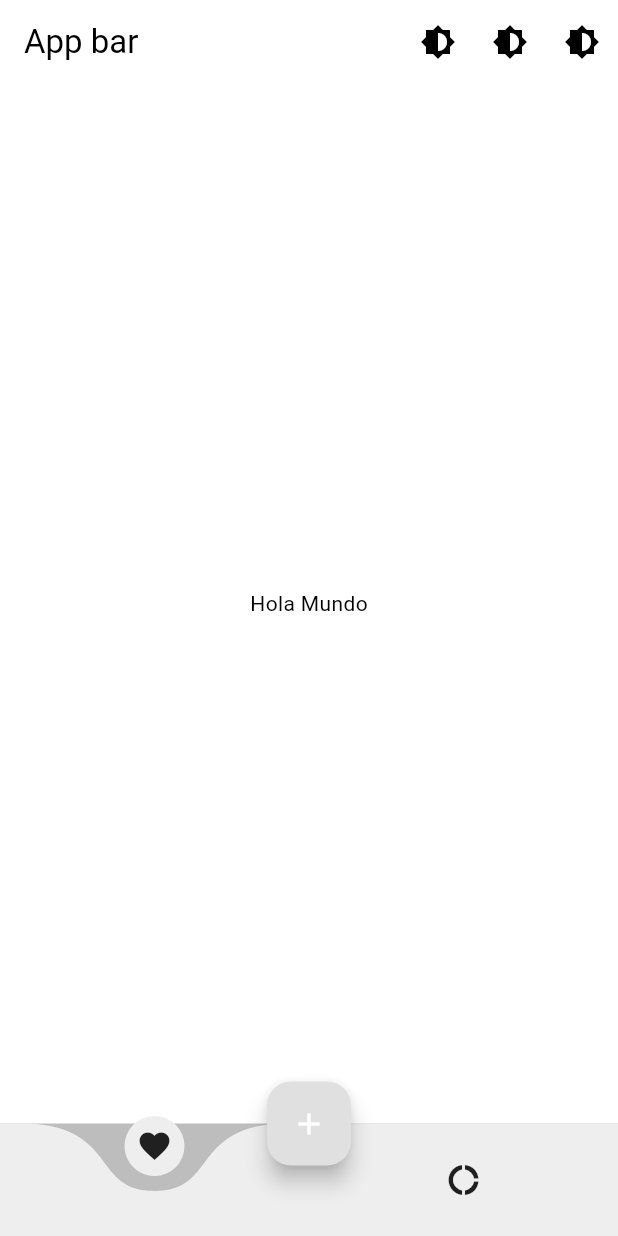
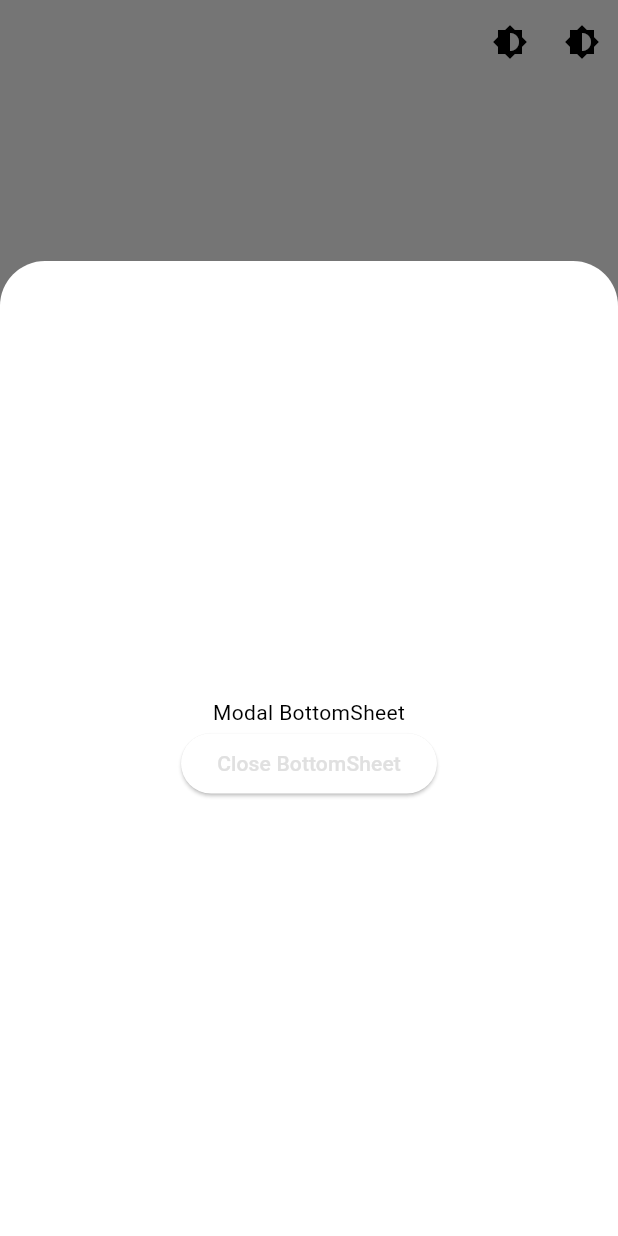
Before and after one commit to santoescu/GestorGastos, a Flutter app: the screen it shows after launch, after a tap on the "add" icon, on a phone screen of 412 x 824 dp. Run offline on Flutter 3.47's test engine with Material 3 defaults, Android fonts, the light colour scheme and no system bars; drawn by our look-alikes of curved_navigation_bar, flutter_slidable.

Commit message:
add appbar, add sliderlist

```diff
--- a/lib/main.dart
+++ b/lib/main.dart
@@ -1,6 +1,8 @@
+import 'package:curved_navigation_bar/curved_navigation_bar.dart';
 import 'package:flutter/material.dart';
+import 'package:gestorgastos/pages/reports.dart';
+import 'package:gestorgastos/pages/transactions.dart';
 import 'package:provider/provider.dart';
-import 'package:gestorgastos/pages/home.dart';
 import 'package:gestorgastos/theme/theme_provider.dart';
 
 void main() => runApp(
@@ -17,8 +19,85 @@
   Widget build(BuildContext context) {
     return MaterialApp(
       debugShowCheckedModeBanner: false,
-      home: HomePage(),
+      home: const MyHomePage(title: 'Flutter Demo Home Page'),
       theme: Provider.of<ThemeProvider>(context).themeData,
     );
   }
 }
+
+class MyHomePage extends StatefulWidget {
+  const MyHomePage({super.key, required this.title});
+
+  final String title;
+
+  @override
+  State<MyHomePage> createState() => _MyHomePageState();
+}
+
+class _MyHomePageState extends State<MyHomePage> {
+  int _counter = 0;
+
+  void _incrementCounter() {
+    setState(() {
+      _counter++;
+    });
+  }
+
+  int _page = 0;
+  final pages = [Transactions(), Reports()];
+  @override
+  Widget build(BuildContext context) {
+    return Scaffold(
+      bottomNavigationBar: CurvedNavigationBar(
+        index: 0,
+        height: 60,
+        backgroundColor: Theme.of(context).colorScheme.background,
+        color: Theme.of(context).colorScheme.secondary,
+        animationDuration: Duration(milliseconds: 450),
+        items: [
+          Icon(Icons.favorite),
+          Icon(Icons.donut_large),
+        ],
+        onTap: (index) {
+          setState(() {
+            _page = index;
+          });
+        },
+      ),
+      body: pages[_page],
+      floatingActionButton: FloatingActionButton(
+        tooltip: 'Increment Counter',
+        child: Icon(Icons.add),
+        onPressed: () {
+          showModalBottomSheet(
+              context: context,
+              isDismissible: false,
+              isScrollControlled: true,
+              shape: RoundedRectangleBorder(
+                  borderRadius: BorderRadius.only(
+                      topLeft: Radius.circular(30),
+                      topRight: Radius.circular(30))),
+              builder: ((context) {
+                return Container(
+                  height: 650,
+                  child: Center(
+                    child: Column(
+                      mainAxisAlignment: MainAxisAlignment.center,
+                      mainAxisSize: MainAxisSize.min,
+                      children: <Widget>[
+                        const Text('Modal BottomSheet'),
+                        ElevatedButton(
+                          child: const Text('Close BottomSheet'),
+                          onPressed: () => Navigator.pop(context),
+                        ),
+                      ],
+                    ),
+                  ),
+                );
+              }));
+        },
+      ),
+      floatingActionButtonLocation: FloatingActionButtonLocation.centerDocked,
+    );
+  }
+}
--- a/lib/pages/home.dart
+++ /dev/null
@@ -1,53 +0,0 @@
-import 'package:curved_navigation_bar/curved_navigation_bar.dart';
-import 'package:flutter/material.dart';
-import 'package:provider/provider.dart';
-import 'package:gestorgastos/theme/theme_provider.dart';
-
-class HomePage extends StatelessWidget {
-  @override
-  Widget build(BuildContext context) {
-    return Scaffold(
-      appBar: AppBar(
-        title: Text('App bar'),
-        actions: <Widget>[
-          IconButton(
-            icon: const Icon(Icons.brightness_6),
-            tooltip: 'Cambiar tema',
-            onPressed: () {
-              Provider.of<ThemeProvider>(context, listen: false)
-                  .toggleTheme('lightMode');
-            },
-          ),
-          IconButton(
-            icon: const Icon(Icons.brightness_6),
-            tooltip: 'Cambiar tema',
-            onPressed: () {
-              Provider.of<ThemeProvider>(context, listen: false)
-                  .toggleTheme('darkMode');
-            },
-          ),
-          IconButton(
-            icon: const Icon(Icons.brightness_6),
-            tooltip: 'Cambiar tema',
-            onPressed: () {
-              Provider.of<ThemeProvider>(context, listen: false)
-                  .toggleTheme('greenMode');
-            },
-          ),
-        ],
-      ),
-      body: Center(child: Text('Hola Mundo')),
-      bottomNavigationBar: CurvedNavigationBar(
-          backgroundColor: Theme.of(context).colorScheme.background,
-          color: Theme.of(context).colorScheme.secondary,
-          animationDuration: Duration(milliseconds: 450),
-          items: [Icon(Icons.favorite), Icon(Icons.donut_large)]),
-      floatingActionButton: FloatingActionButton(
-        tooltip: 'Increment Counter',
-        child: Icon(Icons.add),
-        onPressed: () {},
-      ),
-      floatingActionButtonLocation: FloatingActionButtonLocation.centerDocked,
-    );
-  }
-}
--- /dev/null
+++ b/lib/pages/reports.dart
@@ -0,0 +1,33 @@
+import 'package:flutter/material.dart';
+import 'package:gestorgastos/theme/theme_provider.dart';
+import 'package:provider/provider.dart';
+
+class Reports extends StatelessWidget {
+  @override
+  Widget build(BuildContext context) {
+    return Scaffold(
+      appBar: AppBar(
+        title: Text('App bar'),
+        actions: <Widget>[
+          IconButton(
+            icon: const Icon(Icons.brightness_6),
+            tooltip: 'Cambiar tema',
+            onPressed: () {
+              Provider.of<ThemeProvider>(context, listen: false)
+                  .toggleTheme('lightMode');
+            },
+          ),
+          IconButton(
+            icon: const Icon(Icons.brightness_6),
+            tooltip: 'Cambiar tema',
+            onPressed: () {
+              Provider.of<ThemeProvider>(context, listen: false)
+                  .toggleTheme('darkMode');
+            },
+          ),
+        ],
+      ),
+      body: Center(child: Text('Hola reports')),
+    );
+  }
+}
--- /dev/null
+++ b/lib/pages/transactions.dart
@@ -0,0 +1,125 @@
+import 'package:flutter/material.dart';
+import 'package:flutter_slidable/flutter_slidable.dart';
+import 'package:gestorgastos/theme/theme_provider.dart';
+import 'package:provider/provider.dart';
+
+class Transactions extends StatelessWidget {
+  List<String> _list = [
+    'esto',
+    'es',
+    'una',
+    'prueba',
+    'facil',
+    'esto',
+    'es',
+    'una',
+    'prueba',
+    'facil',
+    'esto',
+    'es',
+    'una',
+    'prueba',
+    'facil',
+    'esto',
+    'es',
+    'una',
+    'prueba',
+    'facil',
+    'esto',
+    'es',
+    'una',
+    'prueba',
+    'facil'
+  ];
+
+  @override
+  Widget build(BuildContext context) {
+    return Scaffold(
+      body: CustomScrollView(
+        physics: const BouncingScrollPhysics(),
+        slivers: <Widget>[
+          SliverAppBar(
+            expandedHeight: 200.0,
+            pinned: true,
+            snap: false,
+            floating: true,
+            flexibleSpace: const FlexibleSpaceBar(),
+            actions: <Widget>[
+              IconButton(
+                icon: const Icon(Icons.brightness_6),
+                tooltip: 'Cambiar tema',
+                onPressed: () {
+                  Provider.of<ThemeProvider>(context, listen: false)
+                      .toggleTheme('lightMode');
+                },
+              ),
+              IconButton(
+                icon: const Icon(Icons.brightness_6),
+                tooltip: 'Cambiar tema',
+                onPressed: () {
+                  Provider.of<ThemeProvider>(context, listen: false)
+                      .toggleTheme('darkMode');
+                },
+              ),
+            ],
+          ),
+          SliverList(
+            delegate: SliverChildBuilderDelegate(
+              (BuildContext context, int index) {
+                return Slidable(
+                  key: ValueKey(index),
+                  startActionPane: ActionPane(
+                    motion: BehindMotion(),
+                    children: [
+                      SlidableAction(
+                        backgroundColor: Colors.red,
+                        label: 'Eliminar',
+                        icon: Icons.delete,
+                        onPressed: (Context) {
+                          ScaffoldMessenger.of(context).showSnackBar(SnackBar(
+                              content: Text('Eliminar ${_list[index]}')));
+                        },
+                      )
+                    ],
+                  ),
+                  endActionPane: ActionPane(
+                    motion: BehindMotion(),
+                    children: [
+                      SlidableAction(
+                        backgroundColor: Colors.green,
+                        label: 'compartir',
+                        icon: Icons.share,
+                        onPressed: (Context) {
+                          ScaffoldMessenger.of(context).showSnackBar(
+                            SnackBar(
+                              content: Text('COMPARTIR ${_list[index]}'),
+                            ),
+                          );
+                        },
+                      )
+                    ],
+                  ),
+                  child: ListTile(
+                    title: Text(_list[index]),
+                    subtitle: Text(_list[index]),
+                    leading: Icon(Icons.emoji_emotions),
+                    trailing: Text(
+                      'prueba',
+                      style: TextStyle(
+                        fontSize: 20,
+                        color: _list[index] == 'prueba'
+                            ? Colors.red
+                            : Colors.green,
+                      ),
+                    ),
+                  ),
+                );
+              },
+              childCount: _list.length,
+            ),
+          ),
+        ],
+      ),
+    );
+  }
+}
--- a/pubspec.yaml
+++ b/pubspec.yaml
@@ -37,6 +37,7 @@ dependencies:
   cupertino_icons: ^1.0.2
   curved_navigation_bar: ^1.0.3 #latest version
   provider: ^6.1.1
+  flutter_slidable: ^3.0.1
 
 dev_dependencies:
   flutter_test:
```
Also changed, not shown: pubspec.lock.
